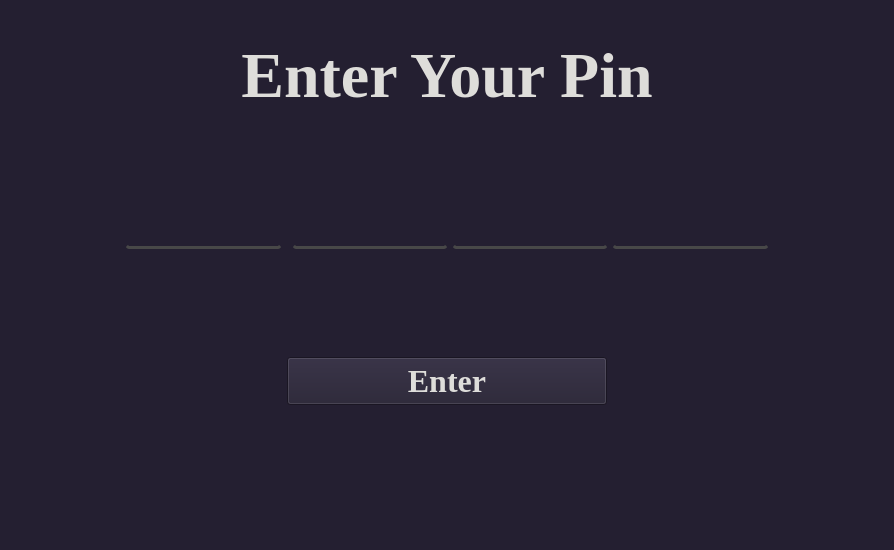
ItzEnigma/infotainment-system, file lockScreen/lockscreen.ui: the form before one commit.
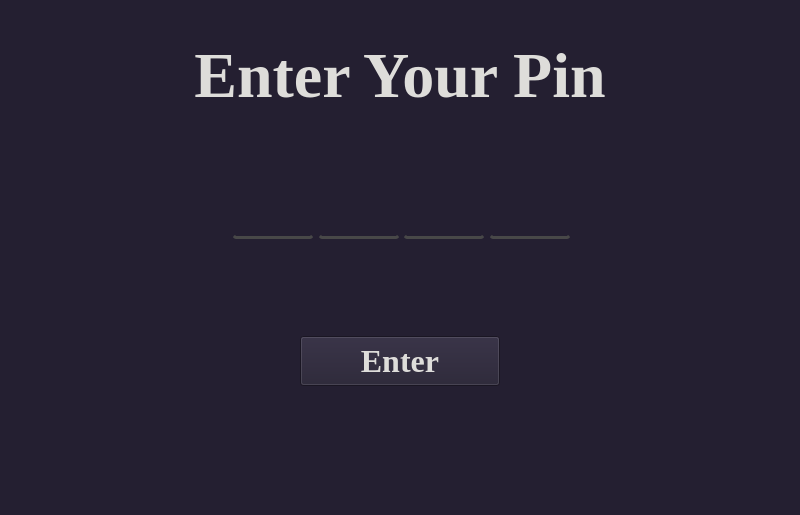
The form after the commit.

Diff of the .ui file:
```diff
--- a/lockScreen/lockscreen.ui
+++ b/lockScreen/lockscreen.ui
@@ -6,8 +6,8 @@
    <rect>
     <x>0</x>
     <y>0</y>
-    <width>894</width>
-    <height>550</height>
+    <width>784</width>
+    <height>515</height>
    </rect>
   </property>
   <property name="windowTitle">
@@ -17,6 +17,12 @@
    <string notr="true">background-color: #241F31;</string>
   </property>
   <widget class="QWidget" name="centralwidget">
+   <property name="minimumSize">
+    <size>
+     <width>800</width>
+     <height>400</height>
+    </size>
+   </property>
    <property name="styleSheet">
     <string notr="true">QLineEdit{
 	background-color:transparent;
@@ -25,47 +31,10 @@
 	border-radius: 3px
 }</string>
    </property>
-   <layout class="QGridLayout" name="gridLayout_2">
-    <item row="4" column="5" colspan="2">
-     <spacer name="horizontalSpacer_2">
-      <property name="orientation">
-       <enum>Qt::Horizontal</enum>
-      </property>
-      <property name="sizeType">
-       <enum>QSizePolicy::Preferred</enum>
-      </property>
-      <property name="sizeHint" stdset="0">
-       <size>
-        <width>296</width>
-        <height>48</height>
-       </size>
-      </property>
-     </spacer>
-    </item>
-    <item row="2" column="4">
-     <widget class="QLineEdit" name="Pin2">
-      <property name="minimumSize">
-       <size>
-        <width>40</width>
-        <height>0</height>
-       </size>
-      </property>
-      <property name="font">
-       <font>
-        <pointsize>16</pointsize>
-        <bold>true</bold>
-        <kerning>false</kerning>
-       </font>
-      </property>
-      <property name="echoMode">
-       <enum>QLineEdit::Password</enum>
-      </property>
-      <property name="alignment">
-       <set>Qt::AlignCenter</set>
-      </property>
-     </widget>
-    </item>
-    <item row="0" column="0" colspan="7">
+   <layout class="QVBoxLayout" name="verticalLayout_4">
+    <item>
+     <layout class="QHBoxLayout" name="horizontalLayout_4">
+      <item>
      <widget class="QLabel" name="label">
       <property name="sizePolicy">
        <sizepolicy hsizetype="Preferred" vsizetype="Preferred">
@@ -73,10 +42,23 @@
         <verstretch>0</verstretch>
        </sizepolicy>
       </property>
+        <property name="minimumSize">
+         <size>
+          <width>600</width>
+          <height>100</height>
+         </size>
+        </property>
+        <property name="maximumSize">
+         <size>
+          <width>800</width>
+          <height>400</height>
+         </size>
+        </property>
       <property name="font">
        <font>
         <family>Times New Roman</family>
         <pointsize>48</pointsize>
+          <weight>75</weight>
         <bold>true</bold>
        </font>
       </property>
@@ -96,45 +78,52 @@
       </property>
      </widget>
     </item>
-    <item row="4" column="2" colspan="3">
-     <widget class="QPushButton" name="pushButton">
-      <property name="sizePolicy">
-       <sizepolicy hsizetype="Preferred" vsizetype="Preferred">
-        <horstretch>0</horstretch>
-        <verstretch>0</verstretch>
-       </sizepolicy>
+     </layout>
+    </item>
+    <item>
+     <spacer name="verticalSpacer_3">
+      <property name="orientation">
+       <enum>Qt::Vertical</enum>
       </property>
-      <property name="font">
-       <font>
-        <family>Times New Roman</family>
-        <pointsize>24</pointsize>
-        <bold>true</bold>
-       </font>
+      <property name="sizeHint" stdset="0">
+       <size>
+        <width>20</width>
+        <height>40</height>
+       </size>
       </property>
-      <property name="styleSheet">
-       <string notr="true">font-family: Times New Roman;
-font-weight:bold;
-color: rgb(222, 221, 218);
-
-
-</string>
-      </property>
-      <property name="text">
-       <string>Enter</string>
-      </property>
-     </widget>
+     </spacer>
     </item>
-    <item row="2" column="1">
+    <item>
+     <layout class="QGridLayout" name="gridLayout">
+      <item row="0" column="1">
+       <layout class="QHBoxLayout" name="horizontalLayout">
+        <property name="sizeConstraint">
+         <enum>QLayout::SetMinimumSize</enum>
+        </property>
+        <item>
      <widget class="QLineEdit" name="Pin0">
+          <property name="sizePolicy">
+           <sizepolicy hsizetype="Expanding" vsizetype="Fixed">
+            <horstretch>0</horstretch>
+            <verstretch>0</verstretch>
+           </sizepolicy>
+          </property>
       <property name="minimumSize">
        <size>
-        <width>40</width>
+            <width>80</width>
         <height>0</height>
        </size>
       </property>
+          <property name="maximumSize">
+           <size>
+            <width>100</width>
+            <height>100</height>
+           </size>
+          </property>
       <property name="font">
        <font>
         <pointsize>16</pointsize>
+            <weight>75</weight>
         <bold>true</bold>
         <kerning>false</kerning>
        </font>
@@ -147,16 +136,126 @@
       </property>
      </widget>
     </item>
-    <item row="5" column="0" colspan="7">
+        <item>
+         <widget class="QLineEdit" name="Pin1">
+          <property name="sizePolicy">
+           <sizepolicy hsizetype="Expanding" vsizetype="Fixed">
+            <horstretch>0</horstretch>
+            <verstretch>0</verstretch>
+           </sizepolicy>
+          </property>
+          <property name="minimumSize">
+           <size>
+            <width>80</width>
+            <height>0</height>
+           </size>
+          </property>
+          <property name="maximumSize">
+           <size>
+            <width>80</width>
+            <height>100</height>
+           </size>
+          </property>
+          <property name="font">
+           <font>
+            <pointsize>16</pointsize>
+            <weight>75</weight>
+            <bold>true</bold>
+            <kerning>false</kerning>
+           </font>
+          </property>
+          <property name="echoMode">
+           <enum>QLineEdit::Password</enum>
+          </property>
+          <property name="alignment">
+           <set>Qt::AlignCenter</set>
+          </property>
+         </widget>
+        </item>
+        <item>
+         <widget class="QLineEdit" name="Pin2">
+          <property name="sizePolicy">
+           <sizepolicy hsizetype="Expanding" vsizetype="Fixed">
+            <horstretch>0</horstretch>
+            <verstretch>0</verstretch>
+           </sizepolicy>
+          </property>
+          <property name="minimumSize">
+           <size>
+            <width>80</width>
+            <height>0</height>
+           </size>
+          </property>
+          <property name="maximumSize">
+           <size>
+            <width>80</width>
+            <height>100</height>
+           </size>
+          </property>
+          <property name="font">
+           <font>
+            <pointsize>16</pointsize>
+            <weight>75</weight>
+            <bold>true</bold>
+            <kerning>false</kerning>
+           </font>
+          </property>
+          <property name="echoMode">
+           <enum>QLineEdit::Password</enum>
+          </property>
+          <property name="alignment">
+           <set>Qt::AlignCenter</set>
+          </property>
+         </widget>
+        </item>
+        <item>
+         <widget class="QLineEdit" name="Pin3">
+          <property name="sizePolicy">
+           <sizepolicy hsizetype="Expanding" vsizetype="Fixed">
+            <horstretch>0</horstretch>
+            <verstretch>0</verstretch>
+           </sizepolicy>
+          </property>
+          <property name="minimumSize">
+           <size>
+            <width>80</width>
+            <height>0</height>
+           </size>
+          </property>
+          <property name="maximumSize">
+           <size>
+            <width>80</width>
+            <height>16777215</height>
+           </size>
+          </property>
+          <property name="font">
+           <font>
+            <pointsize>16</pointsize>
+            <weight>75</weight>
+            <bold>true</bold>
+            <kerning>false</kerning>
+           </font>
+          </property>
+          <property name="echoMode">
+           <enum>QLineEdit::Password</enum>
+          </property>
+          <property name="alignment">
+           <set>Qt::AlignCenter</set>
+          </property>
+         </widget>
+        </item>
+       </layout>
+      </item>
+      <item row="0" column="2">
      <widget class="QFrame" name="frame_2">
       <property name="sizePolicy">
-       <sizepolicy hsizetype="Preferred" vsizetype="Fixed">
+         <sizepolicy hsizetype="MinimumExpanding" vsizetype="Ignored">
         <horstretch>0</horstretch>
         <verstretch>0</verstretch>
        </sizepolicy>
       </property>
       <property name="styleSheet">
-       <string notr="true">border:transparent;</string>
+         <string notr="true">border:transparent</string>
       </property>
       <property name="frameShape">
        <enum>QFrame::StyledPanel</enum>
@@ -166,57 +265,7 @@
       </property>
       <layout class="QVBoxLayout" name="verticalLayout">
        <item>
-        <spacer name="verticalSpacer">
-         <property name="orientation">
-          <enum>Qt::Vertical</enum>
-         </property>
-         <property name="sizeHint" stdset="0">
-          <size>
-           <width>847</width>
-           <height>90</height>
-          </size>
-         </property>
-        </spacer>
-       </item>
-      </layout>
-     </widget>
-    </item>
-    <item row="3" column="0" colspan="7">
-     <widget class="QFrame" name="frame_4">
-      <property name="sizePolicy">
-       <sizepolicy hsizetype="Preferred" vsizetype="Preferred">
-        <horstretch>0</horstretch>
-        <verstretch>0</verstretch>
-       </sizepolicy>
-      </property>
-      <property name="styleSheet">
-       <string notr="true">border:transparent;</string>
-      </property>
-      <property name="frameShape">
-       <enum>QFrame::StyledPanel</enum>
-      </property>
-      <property name="frameShadow">
-       <enum>QFrame::Raised</enum>
-      </property>
-      <layout class="QVBoxLayout" name="verticalLayout_3">
-       <item>
-        <spacer name="verticalSpacer_3">
-         <property name="orientation">
-          <enum>Qt::Vertical</enum>
-         </property>
-         <property name="sizeHint" stdset="0">
-          <size>
-           <width>858</width>
-           <height>90</height>
-          </size>
-         </property>
-        </spacer>
-       </item>
-      </layout>
-     </widget>
-    </item>
-    <item row="4" column="0" colspan="2">
-     <spacer name="horizontalSpacer">
+          <spacer name="horizontalSpacer_5">
       <property name="orientation">
        <enum>Qt::Horizontal</enum>
       </property>
@@ -225,22 +274,25 @@
       </property>
       <property name="sizeHint" stdset="0">
        <size>
-        <width>297</width>
-        <height>48</height>
+             <width>198</width>
+             <height>198</height>
        </size>
       </property>
      </spacer>
     </item>
-    <item row="1" column="0" colspan="7">
-     <widget class="QFrame" name="frame_3">
+        </layout>
+       </widget>
+      </item>
+      <item row="0" column="0">
+       <widget class="QFrame" name="frame">
       <property name="sizePolicy">
-       <sizepolicy hsizetype="Preferred" vsizetype="Preferred">
+         <sizepolicy hsizetype="MinimumExpanding" vsizetype="Ignored">
         <horstretch>0</horstretch>
         <verstretch>0</verstretch>
        </sizepolicy>
       </property>
       <property name="styleSheet">
-       <string notr="true">border:transparent;</string>
+         <string notr="true">border:transparent</string>
       </property>
       <property name="frameShape">
        <enum>QFrame::StyledPanel</enum>
@@ -250,97 +302,148 @@
       </property>
       <layout class="QVBoxLayout" name="verticalLayout_2">
        <item>
+          <spacer name="horizontalSpacer_3">
+           <property name="orientation">
+            <enum>Qt::Horizontal</enum>
+           </property>
+           <property name="sizeType">
+            <enum>QSizePolicy::Preferred</enum>
+           </property>
+           <property name="sizeHint" stdset="0">
+            <size>
+             <width>200</width>
+             <height>8</height>
+            </size>
+           </property>
+          </spacer>
+         </item>
+        </layout>
+       </widget>
+      </item>
+     </layout>
+    </item>
+    <item>
         <spacer name="verticalSpacer_2">
          <property name="orientation">
           <enum>Qt::Vertical</enum>
          </property>
          <property name="sizeHint" stdset="0">
           <size>
-           <width>858</width>
-           <height>90</height>
+        <width>20</width>
+        <height>40</height>
           </size>
          </property>
         </spacer>
        </item>
-      </layout>
-     </widget>
-    </item>
-    <item row="2" column="5">
-     <widget class="QLineEdit" name="Pin3">
+    <item>
+     <layout class="QHBoxLayout" name="horizontalLayout_2">
+      <property name="sizeConstraint">
+       <enum>QLayout::SetFixedSize</enum>
+      </property>
+      <item>
+       <spacer name="horizontalSpacer_2">
+        <property name="orientation">
+         <enum>Qt::Horizontal</enum>
+        </property>
+        <property name="sizeHint" stdset="0">
+         <size>
+          <width>40</width>
+          <height>20</height>
+         </size>
+        </property>
+       </spacer>
+      </item>
+      <item>
+       <widget class="QPushButton" name="pushButton">
+        <property name="sizePolicy">
+         <sizepolicy hsizetype="Expanding" vsizetype="Preferred">
+          <horstretch>0</horstretch>
+          <verstretch>0</verstretch>
+         </sizepolicy>
+        </property>
       <property name="minimumSize">
        <size>
-        <width>40</width>
-        <height>0</height>
-       </size>
-      </property>
+          <width>100</width>
+          <height>50</height>
+         </size>
+        </property>
+        <property name="maximumSize">
+         <size>
+          <width>200</width>
+          <height>400</height>
+         </size>
+        </property>
       <property name="font">
        <font>
-        <pointsize>16</pointsize>
+          <family>Times New Roman</family>
+          <pointsize>24</pointsize>
+          <weight>75</weight>
         <bold>true</bold>
-        <kerning>false</kerning>
-       </font>
-      </property>
-      <property name="echoMode">
-       <enum>QLineEdit::Password</enum>
-      </property>
-      <property name="alignment">
-       <set>Qt::AlignCenter</set>
+         </font>
+        </property>
+        <property name="styleSheet">
+         <string notr="true">font-family: Times New Roman;
+font-weight:bold;
+color: rgb(222, 221, 218);
+
+
+</string>
+        </property>
+        <property name="text">
+         <string>Enter</string>
       </property>
      </widget>
     </item>
-    <item row="2" column="0">
-     <spacer name="horizontalSpacer_5">
+      <item>
+       <spacer name="horizontalSpacer">
       <property name="orientation">
        <enum>Qt::Horizontal</enum>
       </property>
-      <property name="sizeType">
-       <enum>QSizePolicy::Preferred</enum>
-      </property>
       <property name="sizeHint" stdset="0">
        <size>
-        <width>165</width>
-        <height>88</height>
+          <width>40</width>
+          <height>20</height>
        </size>
       </property>
      </spacer>
     </item>
-    <item row="2" column="6">
-     <spacer name="horizontalSpacer_6">
+     </layout>
+    </item>
+    <item>
+     <widget class="QFrame" name="frame_3">
+      <property name="sizePolicy">
+       <sizepolicy hsizetype="Preferred" vsizetype="MinimumExpanding">
+        <horstretch>0</horstretch>
+        <verstretch>0</verstretch>
+       </sizepolicy>
+      </property>
+      <property name="styleSheet">
+       <string notr="true">border:transparent</string>
+      </property>
+      <property name="frameShape">
+       <enum>QFrame::StyledPanel</enum>
+      </property>
+      <property name="frameShadow">
+       <enum>QFrame::Raised</enum>
+      </property>
+      <layout class="QVBoxLayout" name="verticalLayout_3">
+       <item>
+        <spacer name="verticalSpacer">
       <property name="orientation">
-       <enum>Qt::Horizontal</enum>
+          <enum>Qt::Vertical</enum>
       </property>
       <property name="sizeType">
-       <enum>QSizePolicy::Preferred</enum>
+          <enum>QSizePolicy::MinimumExpanding</enum>
       </property>
       <property name="sizeHint" stdset="0">
        <size>
-        <width>165</width>
-        <height>88</height>
+           <width>720</width>
+           <height>59</height>
        </size>
       </property>
      </spacer>
     </item>
-    <item row="2" column="3">
-     <widget class="QLineEdit" name="Pin1">
-      <property name="minimumSize">
-       <size>
-        <width>40</width>
-        <height>0</height>
-       </size>
-      </property>
-      <property name="font">
-       <font>
-        <pointsize>16</pointsize>
-        <bold>true</bold>
-        <kerning>false</kerning>
-       </font>
-      </property>
-      <property name="echoMode">
-       <enum>QLineEdit::Password</enum>
-      </property>
-      <property name="alignment">
-       <set>Qt::AlignCenter</set>
-      </property>
+      </layout>
      </widget>
     </item>
    </layout>
@@ -350,7 +453,7 @@
     <rect>
      <x>0</x>
      <y>0</y>
-     <width>894</width>
+     <width>784</width>
      <height>22</height>
     </rect>
    </property>
```
Lines whose indentation alone changed are shown as unchanged.
